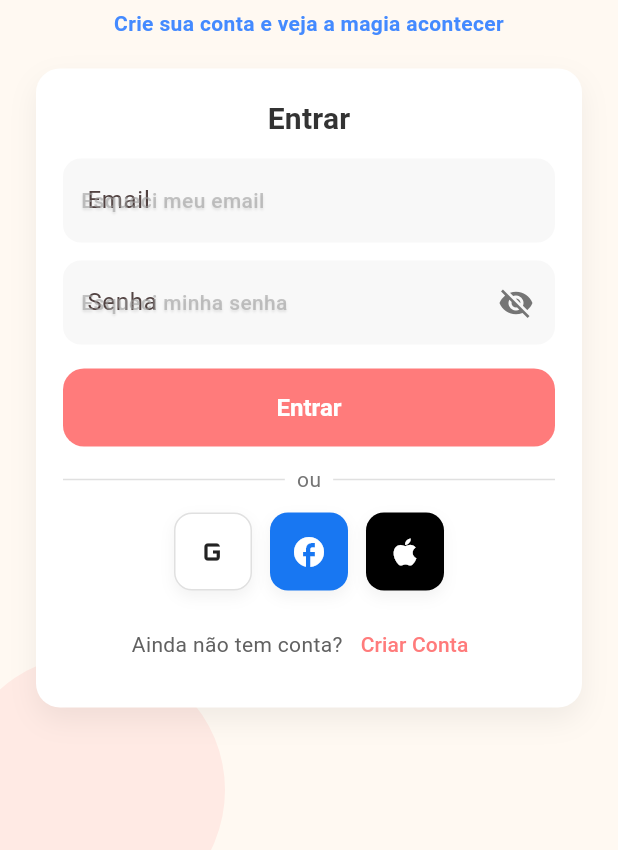
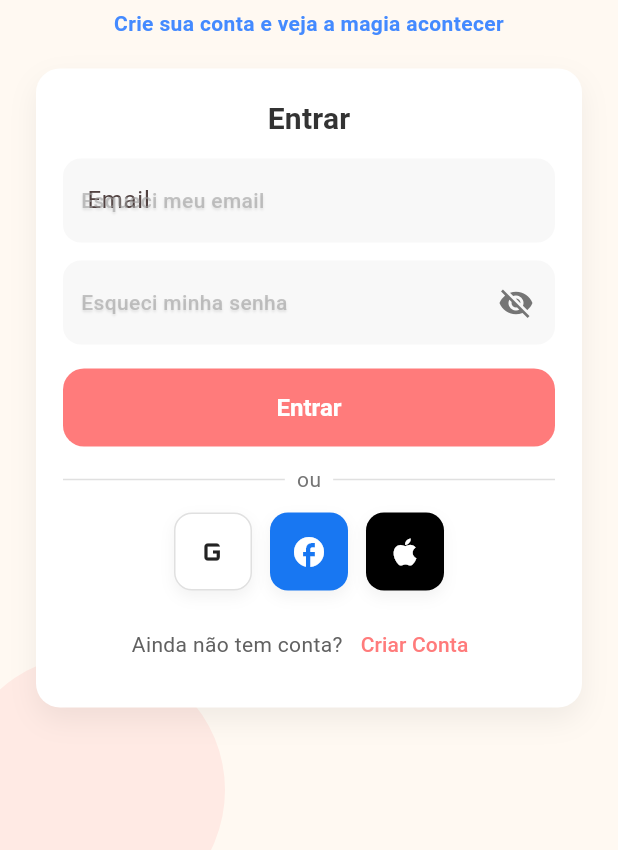
Before and after one commit to Jefferson23br/historias_app, a Flutter app: the screen it shows after launch, on a phone screen of 412 x 824 dp, the part 386-1236 px from its top. Run offline on Flutter 3.47's test engine with Material 3 defaults, Android fonts, the phone set to English and light mode, and no system bars; our stand-ins replace firebase_core; accounts and stored records are empty.

Commit message:
Update login_page.dart

```diff
--- a/lib/pages/login_page.dart
+++ b/lib/pages/login_page.dart
@@ -124,7 +124,7 @@ class _LoginPageState extends State<LoginPage> {
 
                           _GhostPlaceholderTextField(
                             controller: _passwordController,
-                            labelText: 'Senha',
+                            labelText: '',
                             ghostText: 'Esqueci minha senha',
                             onGhostTap: _onForgotPassword,
                             obscureText: _isObscure,
```
